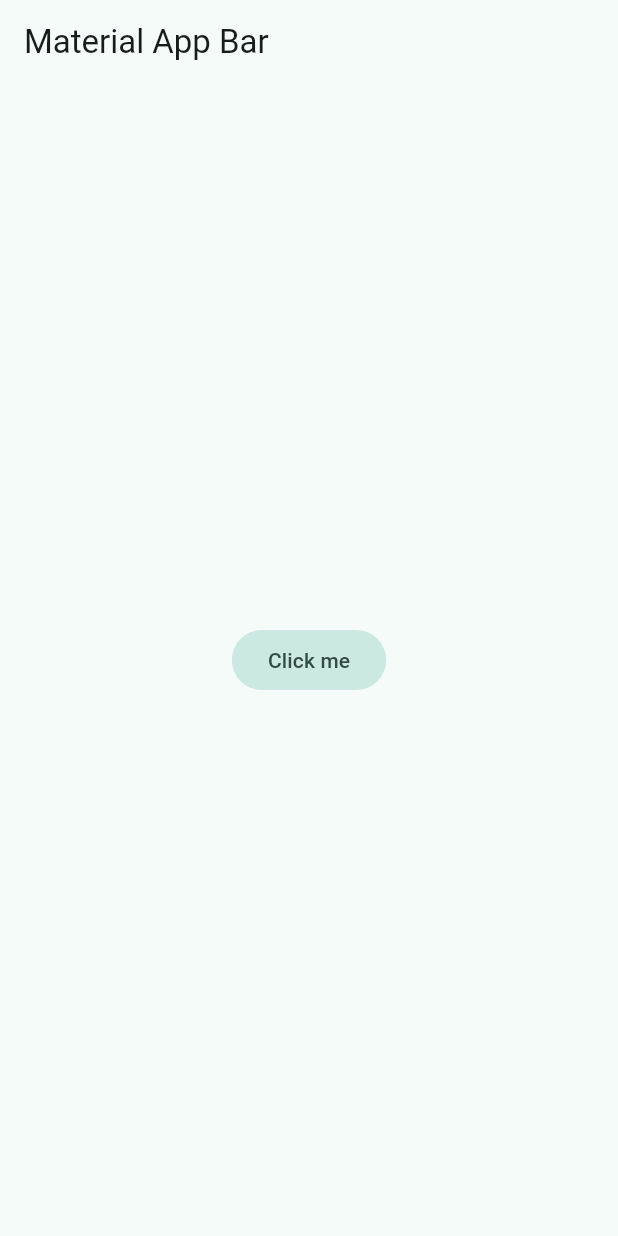
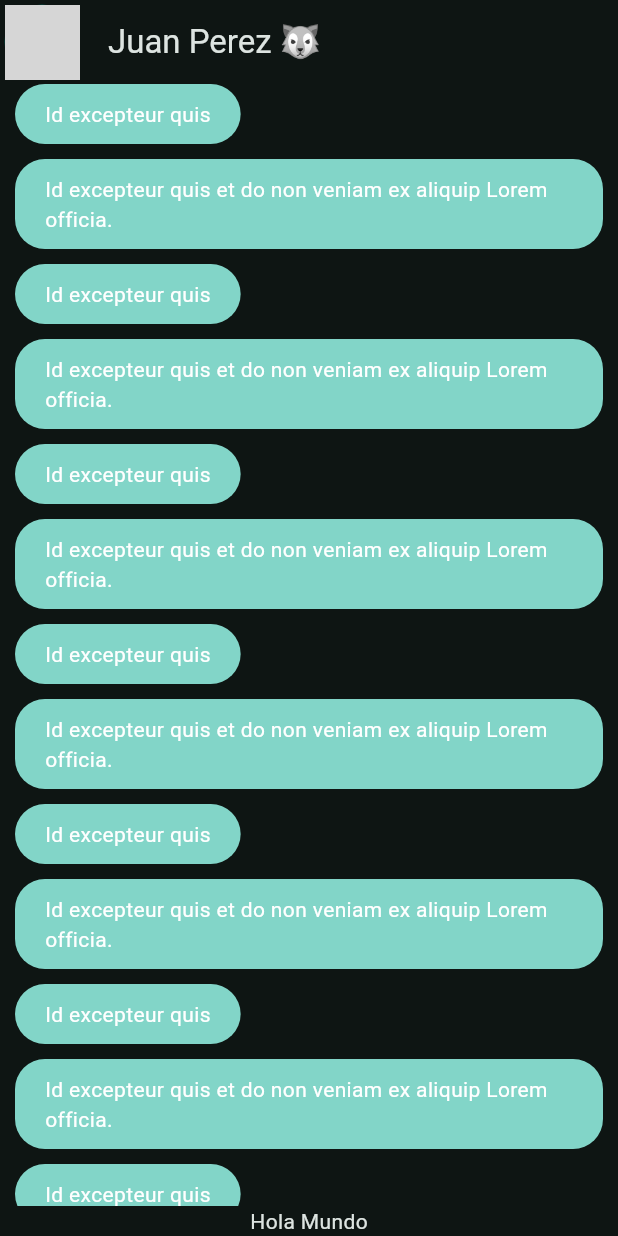
Before and after one commit to Byron-Gomez/Si_No_App, a Flutter app: the screen it shows after launch, on a phone screen of 412 x 824 dp. Run offline on Flutter 3.47's test engine with Material 2 defaults, Android fonts, the phone set to English and light mode, and no system bars; network calls fail; grey boxes are pictures that could not be loaded.

Commit message:
Tercer Commit

```diff
--- a/lib/config/theme/app_theme.dart
+++ b/lib/config/theme/app_theme.dart
@@ -30,7 +30,7 @@ class AppTheme {
     return ThemeData(
       useMaterial3: true, // Habilita el uso de Material3 (si se usa en la versión de Flutter correspondiente)
       colorSchemeSeed: _colorThemes[selectedColor], // Define el color principal del tema
-      //brightness: Brightness.dart // Opción para ajustar el brillo del tema (actualmente comentada)
+      brightness: Brightness.dark // Opción para ajustar el brillo del tema (actualmente comentada)
     );
   }
 }
--- a/lib/main.dart
+++ b/lib/main.dart
@@ -1,5 +1,6 @@
 import 'package:flutter/material.dart';
 import 'package:si_no_app/config/theme/app_theme.dart';
+import 'package:si_no_app/presentacion/screens/chat/chat_screen.dart';
 
 void main() {
   runApp(const MyApp());
@@ -15,17 +16,7 @@ class MyApp extends StatelessWidget {
       title: 'Si No APP',
       debugShowCheckedModeBanner: false, // Deshabilita el banner de depuración en la esquina superior derecha.
       theme: AppTheme(selectedColor: 2).theme(), // Establece el tema de la aplicación usando la clase AppTheme.
-      home: Scaffold(
-        appBar: AppBar(
-          title: const Text('Material App Bar'), // Título de la barra de la aplicación.
-        ),
-        body: Center(
-          child: FilledButton.tonal(
-            onPressed: () {},
-            child: const Text('Click me'), // Contenido del botón.
-          ),
-        ),
-      ),
+   home: const ChatScreen(),
     );
   }
 }
--- /dev/null
+++ b/lib/presentacion/screens/chat/chat_screen.dart
@@ -0,0 +1,50 @@
+import 'package:flutter/material.dart';
+import 'package:si_no_app/presentacion/widgets/chat/message_burguja.dart';
+import 'package:si_no_app/presentacion/widgets/chat/otro_message_burbuja.dart';
+
+class ChatScreen extends StatelessWidget {
+  const ChatScreen({Key? key});
+
+  @override
+  Widget build(BuildContext context) {
+    return Scaffold(
+      appBar: AppBar(
+        leading: Padding(
+          padding: const EdgeInsets.all(3.0),
+          child: CircleAvatar(
+            backgroundImage: NetworkImage(
+              'https://static.vecteezy.com/system/resources/previews/006/487/917/original/man-avatar-icon-free-vector.jpg',
+            ),
+          ),
+        ),
+        title: const Text('Juan Perez 🐺'),
+      ),
+      body: _ChatView(), // Agrega aquí el contenido de tu pantalla de chat
+    );
+  }
+}
+
+class _ChatView extends StatelessWidget {
+  @override
+  Widget build(BuildContext context) {
+    return SafeArea(
+      child: Padding(
+        padding: const EdgeInsets.symmetric(horizontal: 10),
+        child: Column(
+          children: [
+            Expanded(
+              child: ListView.builder(
+                itemCount: 100,
+                itemBuilder: (context, index) {
+                  return (index % 2 == 0) ? const OtroMyMessageBubble() : MyMessageBubble();
+                },
+                // Agrega aquí el contenido de tu vista de chat dentro de este contenedor
+              ),
+            ),
+            Text('Hola Mundo'),
+          ],
+        ),
+      ),
+    );
+  }
+}
--- /dev/null
+++ b/lib/presentacion/widgets/chat/message_burguja.dart
@@ -0,0 +1,30 @@
+import 'package:flutter/material.dart';
+
+class MyMessageBubble extends StatelessWidget {
+  const MyMessageBubble({Key? key});
+
+  @override
+  Widget build(BuildContext context) {
+    final colors = Theme.of(context).colorScheme;
+
+    return Column(
+      crossAxisAlignment: CrossAxisAlignment.end,
+      children: [
+        Container(
+          decoration: BoxDecoration(
+            color: colors.primary,
+            borderRadius: BorderRadius.circular(20),
+          ),
+          child: Padding(
+            padding: const EdgeInsets.symmetric(horizontal: 20, vertical: 10),
+            child: Text(
+              'Id excepteur quis et do non veniam ex aliquip Lorem officia.',
+              style: TextStyle(color: Colors.white),
+            ),
+          ),
+        ),
+        const SizedBox(height: 10),
+      ],
+    );
+  }
+}
--- /dev/null
+++ b/lib/presentacion/widgets/chat/otro_message_burbuja.dart
@@ -0,0 +1,30 @@
+import 'package:flutter/material.dart';
+
+class OtroMyMessageBubble extends StatelessWidget {
+  const OtroMyMessageBubble({Key? key});
+
+  @override
+  Widget build(BuildContext context) {
+    final colors = Theme.of(context).colorScheme;
+
+    return Column(
+      crossAxisAlignment: CrossAxisAlignment.start,
+      children: [
+        Container(
+          decoration: BoxDecoration(
+            color: colors.primary,
+            borderRadius: BorderRadius.circular(20),
+          ),
+          child: Padding(
+            padding: const EdgeInsets.symmetric(horizontal: 20, vertical: 10),
+            child: Text(
+              'Id excepteur quis',
+              style: TextStyle(color: Colors.white),
+            ),
+          ),
+        ),
+        const SizedBox(height: 10),
+      ],
+    );
+  }
+}
```
